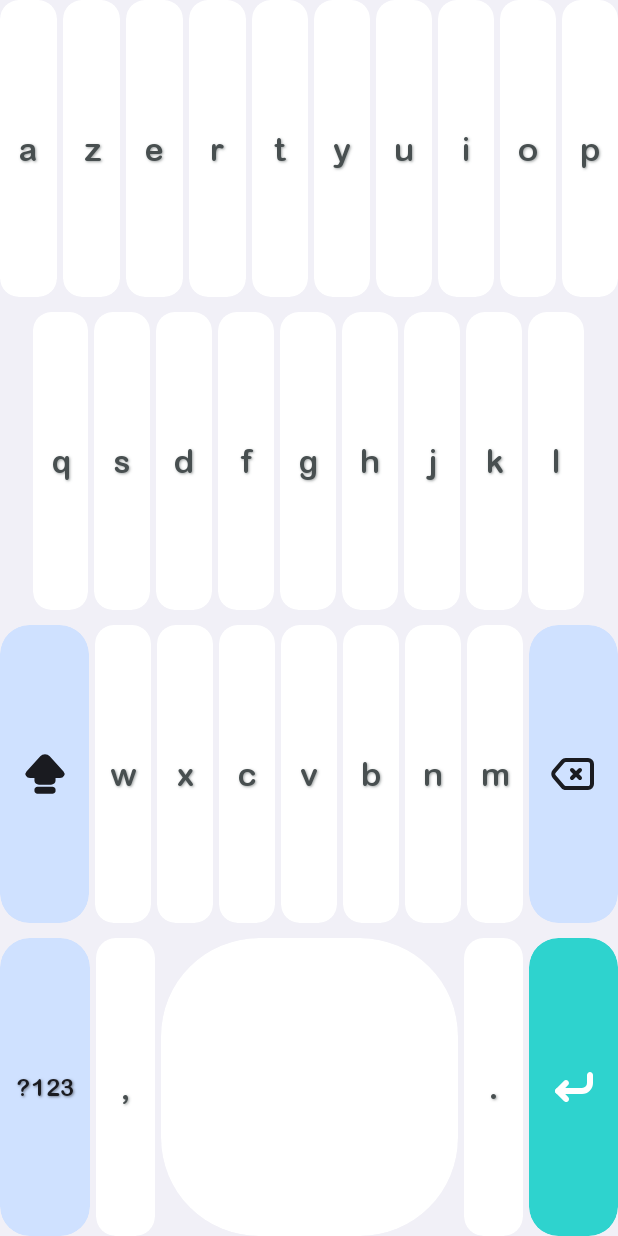
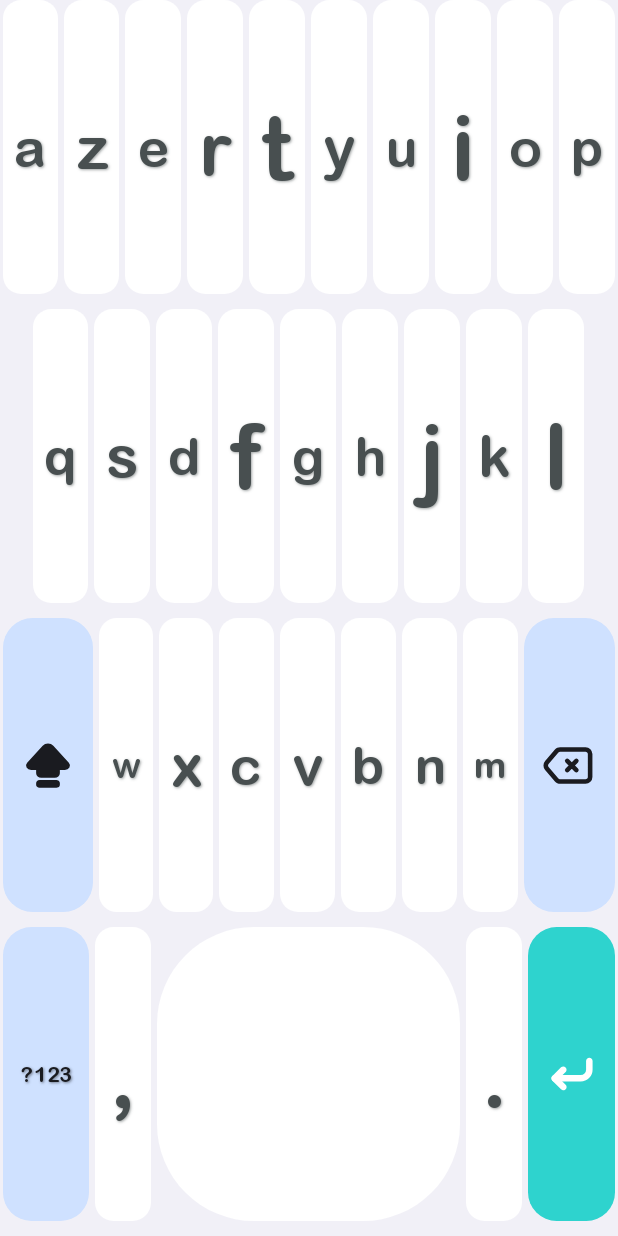
Before and after one commit to joshxviii/animalese-typing-keyboard, an Android app built with Jetpack Compose: the @Preview function LayoutAzertyPreview, on a phone screen of 412 x 824 dp. Run offline under Robolectric (Android 15) with nearby library versions, the phone set to English and light mode, and no system bars.

Commit message:
Made key labels size dynamically

```diff
--- a/app/src/main/java/com/example/animalese_typing/ui/keyboard/KeyButton.kt
+++ b/app/src/main/java/com/example/animalese_typing/ui/keyboard/KeyButton.kt
@@ -1,5 +1,6 @@
 package com.example.animalese_typing.ui.keyboard
 
+import androidx.compose.foundation.LocalIndication
 import androidx.compose.foundation.background
 import androidx.compose.foundation.clickable
 import androidx.compose.foundation.interaction.MutableInteractionSource
@@ -9,10 +10,12 @@ import androidx.compose.foundation.layout.Box
 import androidx.compose.foundation.layout.Column
 import androidx.compose.foundation.layout.fillMaxHeight
 import androidx.compose.foundation.layout.fillMaxSize
+import androidx.compose.foundation.layout.padding
 import androidx.compose.foundation.layout.size
 import androidx.compose.foundation.shape.RoundedCornerShape
+import androidx.compose.foundation.text.BasicText
+import androidx.compose.foundation.text.TextAutoSize
 import androidx.compose.material3.Icon
-import androidx.compose.material3.Text
 import androidx.compose.runtime.Composable
 import androidx.compose.runtime.getValue
 import androidx.compose.runtime.remember
@@ -21,6 +24,7 @@ import androidx.compose.ui.Modifier
 import androidx.compose.ui.draw.clip
 import androidx.compose.ui.geometry.Offset
 import androidx.compose.ui.graphics.Color
+import androidx.compose.ui.graphics.ColorProducer
 import androidx.compose.ui.graphics.Shadow
 import androidx.compose.ui.graphics.vector.ImageVector
 import androidx.compose.ui.res.vectorResource
@@ -81,6 +85,10 @@ sealed class Key(
     ) : Key(code, weight, isRepeatable, type, data)
 }
 
+class OnColor(val color: Color) : ColorProducer {
+    override fun invoke(): Color = color
+}
+
 @Composable
 fun KeyButton(
     key: Key,
@@ -93,8 +101,6 @@ fun KeyButton(
     onSendData: (String?) -> Unit = {},
     onKeyPress: () -> Unit = {}
 ) {
-    val keyModifier = modifier.clip(RoundedCornerShape(33))
-
     val interactionSource = remember { MutableInteractionSource() }
     val isPressed by interactionSource.collectIsPressedAsState()
 
@@ -107,15 +113,14 @@ fun KeyButton(
     val darkenAmount = if (isPressed) 0.15f else 0f
 
     val topColor    = base.darken(darkenAmount)
-    val bottomColor = base.darken(darkenAmount + 0.08f)
     val labelColor  = label.darken(darkenAmount)
 
     val defaultTextStyle = TextStyle(
+        textAlign = TextAlign.Center,
         fontFamily = FontFamily(
             Font(R.font.arial_rounded_bold, FontWeight.Bold)
         ),
-        fontSize = 22.sp,
-        lineHeight = 16.sp,
+
         letterSpacing = 0.5.sp,
         shadow = Shadow(
             color = labelColor.copy(alpha = 0.5f),
@@ -123,13 +128,19 @@ fun KeyButton(
             blurRadius = 1.5f
         )
     )
+    val defaultAutoSize = TextAutoSize.StepBased(
+        minFontSize = 8.sp,
+        maxFontSize = 60.sp,
+        stepSize = 2.sp
+    )
 
-    if (key !is Key.Empty) Box(
-        modifier = keyModifier
+    if (key !is Key.Empty)
+    Box(// Key interaction size
+        modifier = modifier
             .fillMaxHeight()
             .clickable(
                 interactionSource = interactionSource,
-                indication = null,
+                indication = LocalIndication.current,
                 onClick = {
                     //TODO handle all special keys with a new 'DataRead' handler
                     when (key.code) {
@@ -148,23 +159,29 @@ fun KeyButton(
                     if (key.data != null) onSendData(key.data)
                 }
             )
- // For Button Depth Effect
-//            .background(bottomColor)
-//            .padding(bottom = 2.dp)
+//            .background(Color.Red) // for debugging
     ) {
-        Box(
+        Box( // key base color
             contentAlignment = Alignment.Center,
-            modifier = keyModifier
+            modifier = modifier
+                .padding(2.dp,0.dp,2.dp,10.dp)
+                .clip(RoundedCornerShape(33))
                 .background(topColor)
                 .fillMaxSize()
         ) {
+            Box( // Text/icon size limiter
+                modifier = modifier
+                    .fillMaxSize(0.6f),
+                contentAlignment = Alignment.Center,
+            ) {
                 when (key) {
                     is Key.CharKey -> {
-                    Text(
+                        BasicText(
                             text = if (isCaps) key.char.uppercase() else key.char.toString(),
-                        color = labelColor,
-                        textAlign = TextAlign.Center,
-                        style = defaultTextStyle
+                            style = defaultTextStyle,
+                            autoSize = defaultAutoSize,
+                            softWrap = false,
+                            color = OnColor(labelColor)
                         )
                     }
 
@@ -173,21 +190,22 @@ fun KeyButton(
                             imageVector = ImageVector.vectorResource(key.id),
                             contentDescription = "",
                             tint = labelColor,
-                        modifier = Modifier.size(key.size)
+                            modifier = Modifier.fillMaxSize()
                         )
                     }
 
                     is Key.TextKey -> {
-                    Text(
+                        BasicText(
                             text = key.text,
-                        color = labelColor,
-                        fontSize = 16.sp,
-                        textAlign = TextAlign.Center,
-                        style = defaultTextStyle
+                            style = defaultTextStyle,
+                            autoSize = defaultAutoSize,
+                            softWrap = false,
+                            color = OnColor(labelColor)
                         )
                     }
 
                     else -> {}
+                }
             }
         }
     } else {
@@ -196,13 +214,11 @@ fun KeyButton(
 }
 
 // ONLY USED FOR PREVIEWING
-@Preview(showBackground = true, widthDp = 100, heightDp = 200)
+@Preview(showBackground = true, widthDp = 70, heightDp = 160)
 @Composable
 fun KeyButtonPreview() {
     AnimaleseTypingTheme {
-        Column(
-            verticalArrangement = Arrangement.spacedBy(10.dp)
-        ) {
+        Column() {
             KeyButton(modifier = Modifier.weight(1f), key = Key.CharKey('a'))
             KeyButton(modifier = Modifier.weight(1f), key = Key.IconKey(R.drawable.ic_shift_lock))
             KeyButton(modifier = Modifier.weight(1f), key = Key.IconKey(id=R.drawable.ic_enter, type = "highlight"))
--- a/app/src/main/java/com/example/animalese_typing/ui/keyboard/KeyboardLayout.kt
+++ b/app/src/main/java/com/example/animalese_typing/ui/keyboard/KeyboardLayout.kt
@@ -22,7 +22,6 @@ fun KeyboardLayout(
             .fillMaxWidth()
             .background(AnimaleseColors.background),
         horizontalAlignment = Alignment.CenterHorizontally,
-        verticalArrangement = Arrangement.spacedBy(10.dp)
     ) {
         layout.value.forEachIndexed { index, row ->
             Row(
@@ -30,7 +29,6 @@ fun KeyboardLayout(
                     .fillMaxWidth()
                     .background(color = AnimaleseColors.background)
                     .weight(1f),
-                horizontalArrangement = Arrangement.spacedBy(4.dp),
             ) {
                 row.forEach { key ->
                     KeyButton(
--- a/app/src/main/java/com/example/animalese_typing/ui/keyboard/KeyboardScreen.kt
+++ b/app/src/main/java/com/example/animalese_typing/ui/keyboard/KeyboardScreen.kt
@@ -18,6 +18,8 @@ import androidx.compose.ui.Modifier
 import androidx.compose.ui.tooling.preview.Preview
 import androidx.compose.ui.unit.Dp
 import androidx.compose.ui.unit.dp
+import com.example.animalese_typing.ui.keyboard.layouts.Azerty
+import com.example.animalese_typing.ui.keyboard.layouts.Numpad
 import com.example.animalese_typing.ui.keyboard.layouts.Qwerty
 import com.example.animalese_typing.ui.theme.AnimaleseColors
 import com.example.animalese_typing.ui.theme.AnimaleseTypingTheme
--- a/app/src/main/java/com/example/animalese_typing/ui/keyboard/layouts/Azerty.kt
+++ b/app/src/main/java/com/example/animalese_typing/ui/keyboard/layouts/Azerty.kt
@@ -35,7 +35,7 @@ object Azerty: Layout(listOf(
 )
 
 // ONLY USED FOR PREVIEWING
-@Preview(showBackground = true, widthDp = 411, heightDp = 250)
+@Preview(showBackground = true, widthDp = 411, heightDp = 218)
 @Composable
 fun LayoutAzertyPreview() {
     AnimaleseTypingTheme {
--- a/app/src/main/java/com/example/animalese_typing/ui/keyboard/layouts/Numpad.kt
+++ b/app/src/main/java/com/example/animalese_typing/ui/keyboard/layouts/Numpad.kt
@@ -33,7 +33,7 @@ object Numpad: Layout(listOf(
 )
 
 // ONLY USED FOR PREVIEWING
-@Preview(showBackground = true, widthDp = 411, heightDp = 250)
+@Preview(showBackground = true, widthDp = 411, heightDp = 218)
 @Composable
 fun LayoutNumpadPreview() {
     AnimaleseTypingTheme {
--- a/app/src/main/java/com/example/animalese_typing/ui/keyboard/layouts/Qwerty.kt
+++ b/app/src/main/java/com/example/animalese_typing/ui/keyboard/layouts/Qwerty.kt
@@ -37,7 +37,7 @@ object Qwerty: Layout(listOf(
 )
 
 // ONLY USED FOR PREVIEWING
-@Preview(showBackground = true, widthDp = 411, heightDp = 250)
+@Preview(showBackground = true, widthDp = 411, heightDp = 218)
 @Composable
 fun LayoutQwertyPreview() {
     AnimaleseTypingTheme {
--- a/app/src/main/java/com/example/animalese_typing/ui/keyboard/layouts/SpecialCharacters.kt
+++ b/app/src/main/java/com/example/animalese_typing/ui/keyboard/layouts/SpecialCharacters.kt
@@ -35,7 +35,7 @@ object SpecialCharacters: Layout( listOf(
 )
 
 // ONLY USED FOR PREVIEWING
-@Preview(showBackground = true, widthDp = 411, heightDp = 250)
+@Preview(showBackground = true, widthDp = 411, heightDp = 218)
 @Composable
 fun LayoutSpecialCharactersPreview() {
     AnimaleseTypingTheme {
```
Lines whose indentation alone changed are shown as unchanged.
